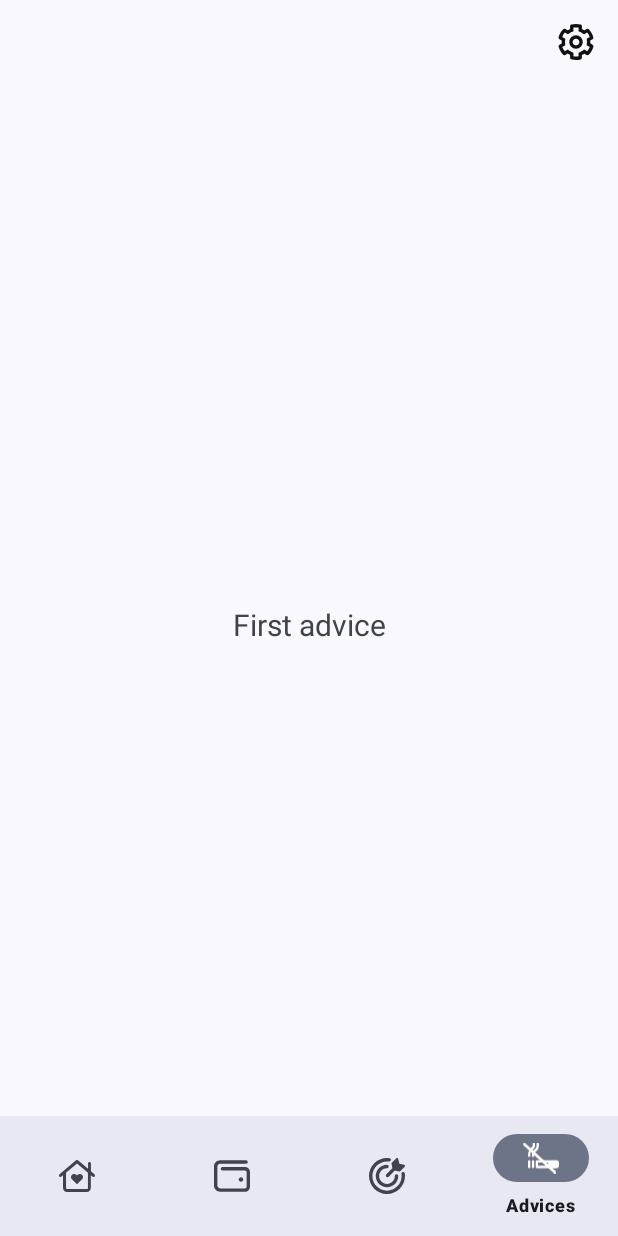
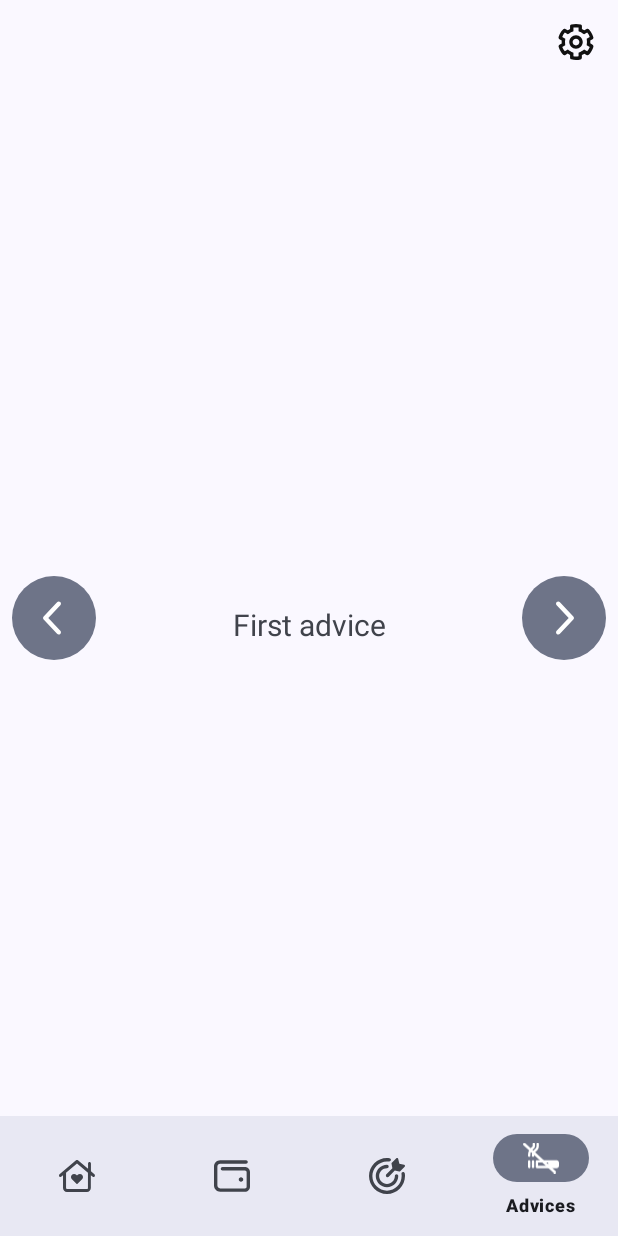
Before and after one commit to giovannidonisi/IUM-Gruppo9_StopSmoking, an Android app: the AdvicesFragment screen opened through its navigation route, on a phone screen of 412 x 824 dp. Run offline under Robolectric (Android 15) with nearby library versions, the phone set to English and light mode, and no system bars; our stand-ins replace navigation-ui; 1 statement that could not run was skipped.

Commit message:
AdviceFragment arrows

```diff
--- a/app/src/main/java/ium/unisa/stopsmoking/fragments/AdvicesFragment.java
+++ b/app/src/main/java/ium/unisa/stopsmoking/fragments/AdvicesFragment.java
@@ -8,21 +8,27 @@ import android.view.LayoutInflater;
 import android.view.MotionEvent;
 import android.view.View;
 import android.view.ViewGroup;
+import android.widget.ImageButton;
 import android.widget.TextView;
 
 import androidx.annotation.NonNull;
 import androidx.fragment.app.Fragment;
 import androidx.preference.PreferenceManager;
 
+import com.google.android.material.button.MaterialButton;
+
 import java.util.ArrayList;
 
 import ium.unisa.stopsmoking.databinding.FragmentAdvicesBinding;
+import ium.unisa.stopsmoking.util.AppHelper;
 
 public class AdvicesFragment extends Fragment {
 
     private FragmentAdvicesBinding binding;
     private ArrayList<String> lista;
     private TextView textView;
+    //private ImageButton leftArrow, rightArrow;
+    private MaterialButton leftArrow, rightArrow;
 
     public View onCreateView(@NonNull LayoutInflater inflater, ViewGroup container, Bundle savedInstanceState) {
         binding = FragmentAdvicesBinding.inflate(inflater, container, false);
@@ -30,6 +36,9 @@ public class AdvicesFragment extends Fragment {
 
         lista = new ArrayList<>();
         textView = binding.textAdvices;
+        leftArrow = binding.leftArrow;
+        rightArrow = binding.rightArrow;
+
         Context context = requireContext();
         Resources resources = context.getResources();
 
@@ -38,10 +47,16 @@ public class AdvicesFragment extends Fragment {
             lista.add(resources.getString(resourceId));
         }
 
+        leftArrow.setOnClickListener(arrowClickListener);
+        rightArrow.setOnClickListener(arrowClickListener);
         textView.setText(lista.get(0));
 
         return root;
     }
+
+    View.OnClickListener arrowClickListener = view -> {
+        AppHelper.log("Clicked " + view.getId());
+    };
 
     @Override
     public void onDestroyView() {
--- a/app/src/main/res/drawable/ic_angle_left.xml
+++ /dev/null
@@ -1,4 +0,0 @@
-<vector android:height="24dp" android:viewportHeight="512"
-    android:viewportWidth="256" android:width="12dp" xmlns:android="http://schemas.android.com/apk/res/android">
-    <path android:fillColor="@color/onPrimaryColor" android:pathData="M166.5,424.5l-143.1,-152c-4.38,-4.63 -6.56,-10.56 -6.56,-16.5c0,-5.94 2.19,-11.88 6.56,-16.5l143.1,-152c9.13,-9.63 24.31,-10.03 33.93,-0.94c9.69,9.13 10.03,24.38 0.94,33.94l-128.4,135.5l128.4,135.5c9.09,9.56 8.75,24.75 -0.94,33.94C190.9,434.5 175.7,434.1 166.5,424.5z"/>
-</vector>
--- a/app/src/main/res/drawable/ic_angle_right.xml
+++ /dev/null
@@ -1,4 +0,0 @@
-<vector android:height="24dp" android:viewportHeight="512"
-    android:viewportWidth="256" android:width="12dp" xmlns:android="http://schemas.android.com/apk/res/android">
-    <path android:fillColor="@color/onPrimaryColor" android:pathData="M89.45,87.5l143.1,152c4.38,4.63 6.56,10.56 6.56,16.5c0,5.94 -2.19,11.87 -6.56,16.5l-143.1,152C80.33,434.1 65.14,434.5 55.52,425.4c-9.69,-9.13 -10.03,-24.38 -0.94,-33.94l128.4,-135.5l-128.4,-135.5C45.49,110.9 45.83,95.75 55.52,86.56C65.14,77.47 80.33,77.87 89.45,87.5z"/>
-</vector>
--- /dev/null
+++ b/app/src/main/res/drawable/ic_arrow_left.xml
@@ -0,0 +1,4 @@
+<vector android:height="24dp" android:viewportHeight="512"
+    android:viewportWidth="512" android:width="24dp" xmlns:android="http://schemas.android.com/apk/res/android">
+    <path android:fillColor="@color/onPrimaryColor" android:pathData="m310.11,424.51l-143.1,-152c-4.38,-4.63 -6.56,-10.56 -6.56,-16.5c0,-5.94 2.19,-11.88 6.56,-16.5l143.1,-152c9.13,-9.63 24.31,-10.03 33.93,-0.94c9.69,9.13 10.03,24.38 0.94,33.94l-128.4,135.5l128.4,135.5c9.09,9.56 8.75,24.75 -0.94,33.94c-9.53,9.06 -24.73,8.66 -33.93,-0.94z"/>
+</vector>
--- /dev/null
+++ b/app/src/main/res/drawable/ic_arrow_right.xml
@@ -0,0 +1,4 @@
+<vector android:height="24dp" android:viewportHeight="512"
+    android:viewportWidth="512" android:width="24dp" xmlns:android="http://schemas.android.com/apk/res/android">
+    <path android:fillColor="@color/onPrimaryColor" android:pathData="m201.89,87.51l143.1,152c4.38,4.63 6.56,10.56 6.56,16.5c0,5.94 -2.19,11.87 -6.56,16.5l-143.1,152c-9.12,9.6 -24.31,10 -33.93,0.9c-9.69,-9.13 -10.03,-24.38 -0.94,-33.94l128.4,-135.5l-128.4,-135.5c-9.09,-9.56 -8.75,-24.71 0.94,-33.9c9.62,-9.09 24.81,-8.69 33.93,0.94z"/>
+</vector>
--- a/app/src/main/res/layout/activity_main.xml
+++ b/app/src/main/res/layout/activity_main.xml
@@ -14,7 +14,8 @@
         android:layout_marginEnd="16dp"
         android:layout_marginTop="16dp"
         app:layout_constraintRight_toRightOf="parent"
-        app:layout_constraintTop_toTopOf="parent" />
+        app:layout_constraintTop_toTopOf="parent"
+        android:contentDescription="@string/settings_icon" />
 
     <com.google.android.material.bottomnavigation.BottomNavigationView
         android:id="@+id/nav_view"
--- a/app/src/main/res/layout/fragment_advices.xml
+++ b/app/src/main/res/layout/fragment_advices.xml
@@ -6,13 +6,79 @@
     android:layout_height="match_parent"
     tools:context="ium.unisa.stopsmoking.fragments.AdvicesFragment">
 
+    <com.google.android.material.button.MaterialButton
+        android:id="@+id/left_arrow"
+        android:layout_width="56dp"
+        android:layout_height="56dp"
+        app:icon="@drawable/ic_arrow_left"
+        app:iconPadding="0dp"
+        android:layout_marginStart="8dp"
+        android:insetLeft="0dp"
+        android:insetTop="0dp"
+        android:insetRight="0dp"
+        android:insetBottom="0dp"
+        app:iconSize="32dp"
+        app:iconGravity="textStart"
+        android:padding="0dp"
+        android:paddingEnd="2dp"
+        app:layout_constraintBottom_toBottomOf="parent"
+        app:layout_constraintStart_toStartOf="parent"
+        app:layout_constraintTop_toTopOf="parent"
+        style="@style/Widget.Material3.Button.TonalButton"
+        android:contentDescription="@string/left_arrow"/>
+
+    <com.google.android.material.button.MaterialButton
+        android:id="@+id/right_arrow"
+        android:layout_width="56dp"
+        android:layout_height="56dp"
+        app:icon="@drawable/ic_arrow_right"
+        app:iconPadding="0dp"
+        android:paddingStart="2dp"
+        android:layout_marginEnd="8dp"
+        app:iconSize="32dp"
+        android:insetLeft="0dp"
+        android:insetTop="0dp"
+        android:insetRight="0dp"
+        android:insetBottom="0dp"
+        android:padding="0dp"
+        app:iconGravity="textStart"
+        app:layout_constraintBottom_toBottomOf="parent"
+        app:layout_constraintEnd_toEndOf="parent"
+        app:layout_constraintTop_toTopOf="parent"
+        style="@style/Widget.Material3.Button.TonalButton"
+        android:contentDescription="@string/right_arrow"/>
+<!--
+    <ImageButton
+        android:id="@+id/left_arrow"
+        android:src="@drawable/ic_angle_left"
+        android:layout_width="18dp"
+        android:layout_height="24dp"
+        android:background="#00ffffff"
+        android:layout_marginStart="16dp"
+        app:layout_constraintBottom_toBottomOf="parent"
+        app:layout_constraintStart_toStartOf="parent"
+        app:layout_constraintTop_toTopOf="parent"
+        android:contentDescription="@string/left_arrow" />
+
+    <ImageButton
+        android:id="@+id/right_arrow"
+        android:src="@drawable/ic_angle_right"
+        android:layout_width="18dp"
+        android:layout_height="24dp"
+        android:background="#00ffffff"
+        android:layout_marginEnd="16dp"
+        app:layout_constraintBottom_toBottomOf="parent"
+        app:layout_constraintEnd_toEndOf="parent"
+        app:layout_constraintTop_toTopOf="parent"
+        android:contentDescription="@string/right_arrow" />
+-->
     <TextView
         android:id="@+id/text_advices"
         android:layout_width="match_parent"
         android:layout_height="wrap_content"
-        android:layout_marginStart="8dp"
+        android:layout_marginStart="56dp"
         android:layout_marginTop="8dp"
-        android:layout_marginEnd="8dp"
+        android:layout_marginEnd="56dp"
         android:textAlignment="center"
         android:textSize="20sp"
         app:layout_constraintBottom_toBottomOf="parent"
--- a/app/src/main/res/values/strings.xml
+++ b/app/src/main/res/values/strings.xml
@@ -36,4 +36,7 @@
     <string name="cigarettes_saved">Since you quit smoking you have avoided %1$d cigarettes, equivalent to approximately %2$d days of life</string>
     <string name="cigarettes_would_save">If you quit smoking you would avoid %1$d cigarettes per month, more than %2$d per year. This means recovering around %3$d days of life per year!</string>
     <string name="switch_quit_warning">If you proceed you will lose all your progress in the app. Are you sure you want to continue?</string>
+    <string name="left_arrow">Left Arrow</string>
+    <string name="right_arrow">Right Arrow</string>
+    <string name="settings_icon">Settings Icon</string>
 </resources>
```
Also changed, not shown: 1 other file.
